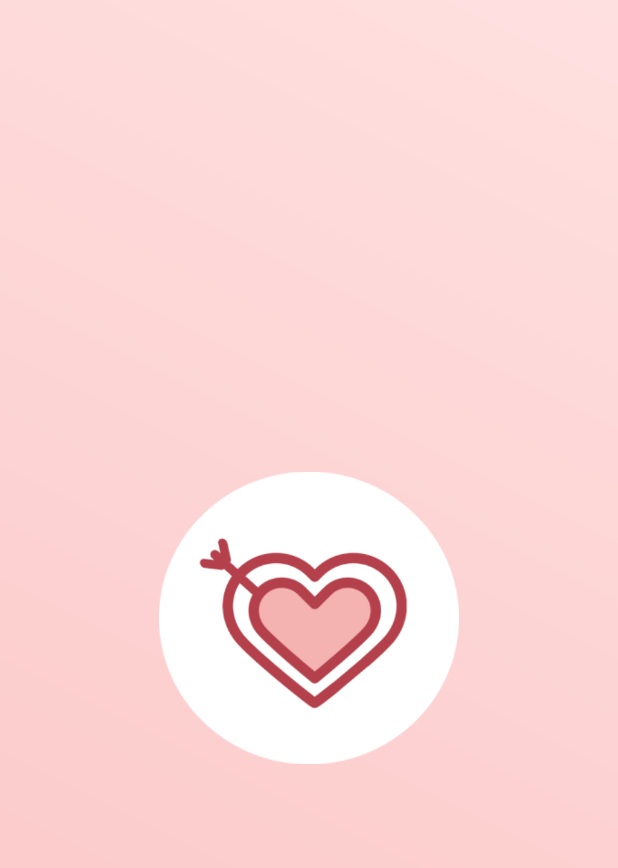
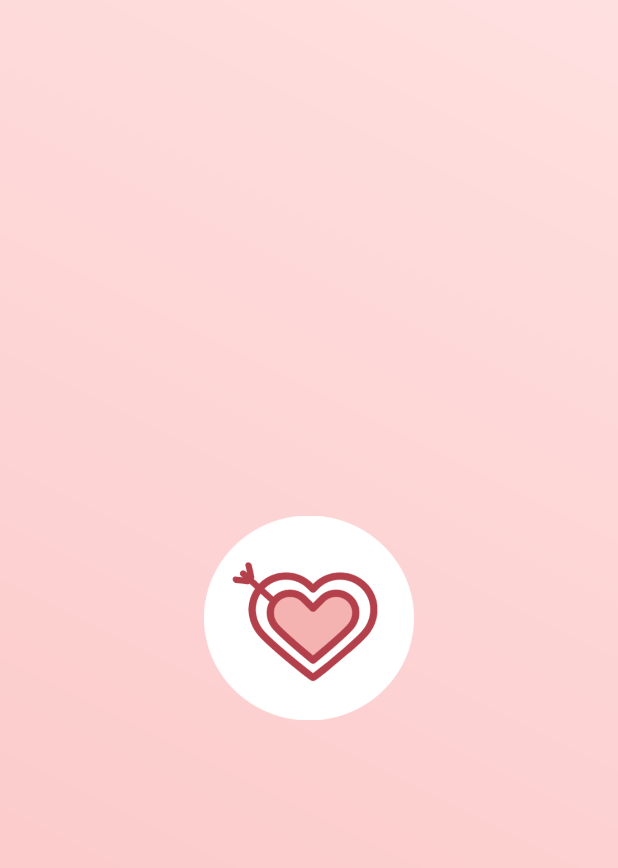
Before and after one commit to Kuroo-nekoo/Cupid_Dating, an Android app: the layout activity_splash_screen.xml on its own in the app's theme, with its tools: preview values and no code run, on a phone screen of 412 x 824 dp. Shown: the top 868 px of the screen. Run offline under Robolectric (Android 15) with nearby library versions, the phone set to English and light mode, and no system bars.

Commit message:
Update layout login

```diff
--- a/app/src/main/res/layout/activity_splash_screen.xml
+++ b/app/src/main/res/layout/activity_splash_screen.xml
@@ -7,12 +7,12 @@
     android:background="@drawable/gradient_bg">
 
 
-          <ImageView
-              android:layout_width="200dp"
-              android:layout_height="200dp"
-              android:src="@drawable/logo"
-              android:layout_centerInParent="true"
-              android:id="@+id/imageView"/>
+    <ImageView
+        android:id="@+id/imageView"
+        android:layout_width="140dp"
+        android:layout_height="140dp"
+        android:layout_centerInParent="true"
+        android:src="@drawable/logo" />
 
 
 
```
